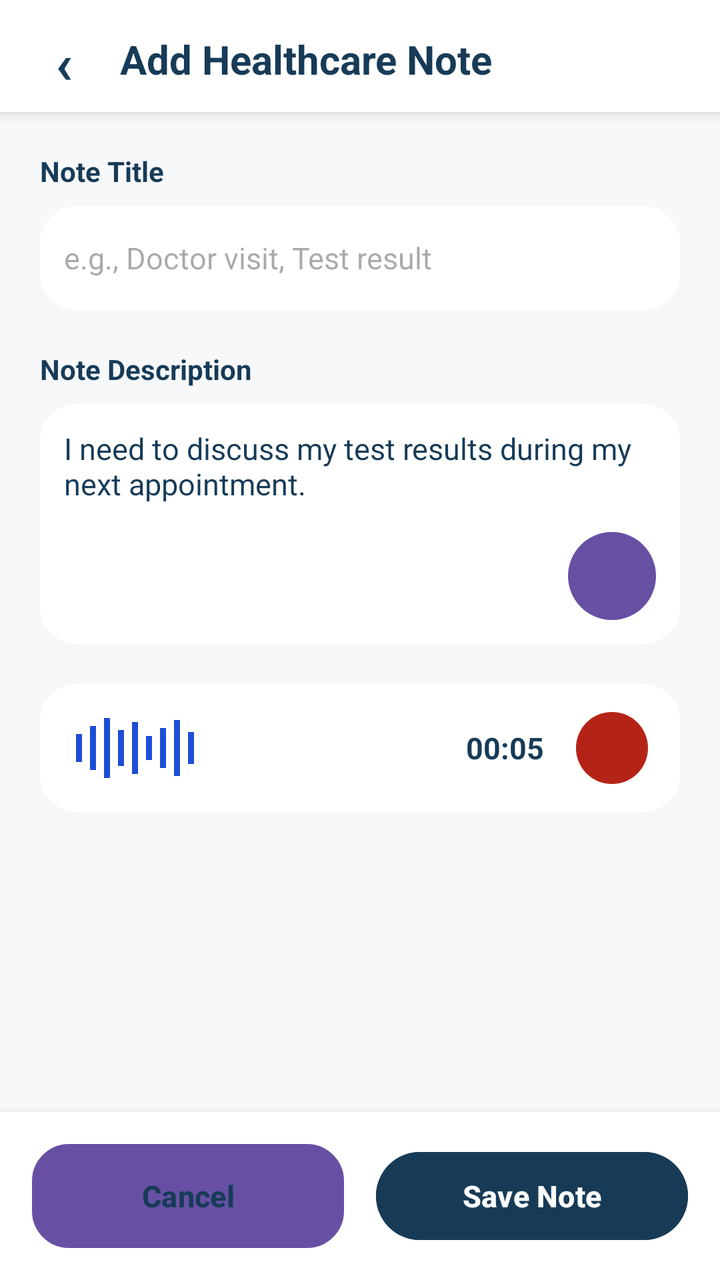
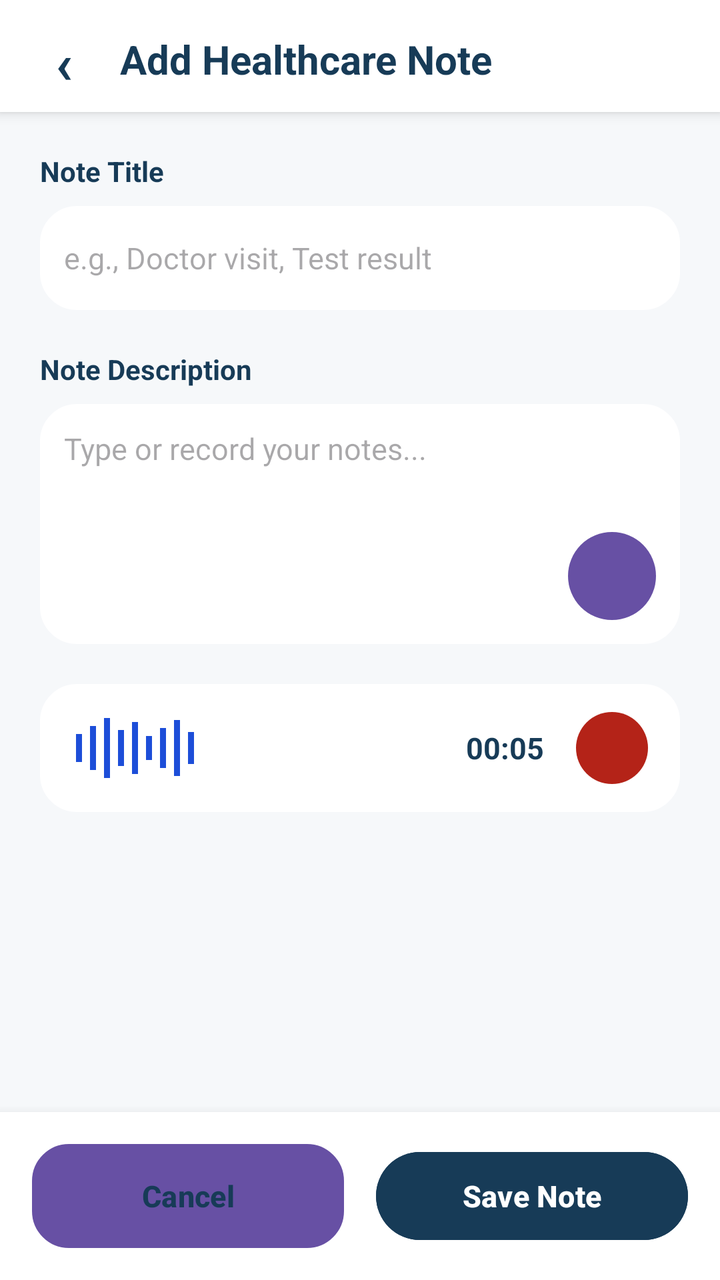

Screens rendered from an Android XML layout before and after an edit, with the pre-edit source and the edit as a unified diff.
<!-- AndroidManifest.xml: application theme Theme.CareBridge -->
<!-- res/layout/dialog_add_activity.xml -->
<?xml version="1.0" encoding="utf-8"?>
<LinearLayout xmlns:android="http://schemas.android.com/apk/res/android"
    android:layout_width="match_parent"
    android:layout_height="match_parent"
    android:background="#F6F8FA"
    android:orientation="vertical">

    
    <LinearLayout
        android:layout_width="match_parent"
        android:layout_height="56dp"
        android:background="#FFFFFF"
        android:elevation="4dp"
        android:gravity="center_vertical"
        android:orientation="horizontal"
        android:padding="16dp">

        <TextView
            android:id="@+id/cancelButtonTop"
            android:layout_width="32dp"
            android:layout_height="32dp"
            android:clickable="true"
            android:focusable="true"
            android:gravity="center"
            android:text="‹"
            android:textColor="#173B57"
            android:textSize="28sp"
            android:textStyle="bold" />

        <TextView
            android:layout_width="0dp"
            android:layout_height="wrap_content"
            android:layout_marginStart="12dp"
            android:layout_weight="1"
            android:text="Add Healthcare Note"
            android:textColor="#173B57"
            android:textSize="20sp"
            android:textStyle="bold" />
    </LinearLayout>

    <ScrollView
        android:layout_width="match_parent"
        android:layout_height="0dp"
        android:layout_weight="1"
        android:fillViewport="true">

        <LinearLayout
            android:layout_width="match_parent"
            android:layout_height="wrap_content"
            android:orientation="vertical"
            android:padding="20dp">

            
            <TextView
                android:layout_width="match_parent"
                android:layout_height="wrap_content"
                android:text="Note Title"
                android:textColor="#173B57"
                android:textStyle="bold" />

            <EditText
                android:id="@+id/titleInput"
                android:layout_width="match_parent"
                android:layout_height="52dp"
                android:layout_marginTop="8dp"
                android:background="@drawable/bg_card"
                android:backgroundTint="#FFFFFF"
                android:hint="e.g., Doctor visit, Test result"
                android:inputType="textCapSentences"
                android:padding="12dp"
                android:textColor="#173B57"
                android:textSize="15sp" />

            
            <TextView
                android:layout_width="match_parent"
                android:layout_height="wrap_content"
                android:layout_marginTop="20dp"
                android:text="Note Description"
                android:textColor="#173B57"
                android:textStyle="bold" />

            <FrameLayout
                android:layout_width="match_parent"
                android:layout_height="120dp"
                android:layout_marginTop="8dp"
                android:background="@drawable/bg_card"
                android:backgroundTint="#FFFFFF"
                android:padding="12dp">

                <EditText
                    android:id="@+id/descInput"
                    android:layout_width="match_parent"
                    android:layout_height="match_parent"
                    android:background="@android:color/transparent"
                    android:gravity="top|start"
                    android:hint="Type or record your notes..."
                    android:inputType="textMultiLine"
                    android:text="I need to discuss my test results during my next appointment."
                    android:textColor="#173B57"
                    android:textSize="15sp" />

                <Button
                    android:id="@+id/btnMic"
                    android:layout_width="44dp"
                    android:layout_height="44dp"
                    android:layout_gravity="bottom|end"
                    android:background="@drawable/bg_icon_circle"
                    android:backgroundTint="#1D4ED8"
                    android:text="🎙"
                    android:textColor="#FFFFFF"
                    android:textSize="18sp" />
            </FrameLayout>

            
            <LinearLayout
                android:layout_width="match_parent"
                android:layout_height="64dp"
                android:layout_marginTop="20dp"
                android:background="@drawable/bg_card"
                android:backgroundTint="#FFFFFF"
                android:gravity="center_vertical"
                android:orientation="horizontal"
                android:paddingHorizontal="16dp">

                
                <LinearLayout
                    android:layout_width="0dp"
                    android:layout_height="wrap_content"
                    android:layout_weight="1"
                    android:gravity="center_vertical"
                    android:orientation="horizontal">
                    <TextView android:layout_width="3dp" android:layout_height="14dp" android:layout_marginHorizontal="2dp" android:background="#1D4ED8"/>
                    <TextView android:layout_width="3dp" android:layout_height="22dp" android:layout_marginHorizontal="2dp" android:background="#1D4ED8"/>
                    <TextView android:layout_width="3dp" android:layout_height="30dp" android:layout_marginHorizontal="2dp" android:background="#1D4ED8"/>
                    <TextView android:layout_width="3dp" android:layout_height="18dp" android:layout_marginHorizontal="2dp" android:background="#1D4ED8"/>
                    <TextView android:layout_width="3dp" android:layout_height="26dp" android:layout_marginHorizontal="2dp" android:background="#1D4ED8"/>
                    <TextView android:layout_width="3dp" android:layout_height="12dp" android:layout_marginHorizontal="2dp" android:background="#1D4ED8"/>
                    <TextView android:layout_width="3dp" android:layout_height="20dp" android:layout_marginHorizontal="2dp" android:background="#1D4ED8"/>
                    <TextView android:layout_width="3dp" android:layout_height="28dp" android:layout_marginHorizontal="2dp" android:background="#1D4ED8"/>
                    <TextView android:layout_width="3dp" android:layout_height="16dp" android:layout_marginHorizontal="2dp" android:background="#1D4ED8"/>
                </LinearLayout>

                <TextView
                    android:layout_width="wrap_content"
                    android:layout_height="wrap_content"
                    android:layout_marginStart="16dp"
                    android:text="00:05"
                    android:textColor="#173B57"
                    android:textSize="15sp"
                    android:textStyle="bold" />

                <View
                    android:layout_width="36dp"
                    android:layout_height="36dp"
                    android:layout_marginStart="16dp"
                    android:background="@drawable/bg_icon_circle"
                    android:backgroundTint="#B42318" />
            </LinearLayout>

            
            <Spinner
                android:id="@+id/categorySpinner"
                android:layout_width="match_parent"
                android:layout_height="0dp"
                android:visibility="gone" />

            <EditText
                android:id="@+id/dateInput"
                android:layout_width="match_parent"
                android:layout_height="0dp"
                android:visibility="gone" />

        </LinearLayout>
    </ScrollView>

    
    <LinearLayout
        android:layout_width="match_parent"
        android:layout_height="wrap_content"
        android:background="#FFFFFF"
        android:elevation="8dp"
        android:orientation="horizontal"
        android:padding="16dp">

        <Button
            android:id="@+id/cancelButton"
            android:layout_width="0dp"
            android:layout_height="52dp"
            android:layout_marginEnd="8dp"
            android:layout_weight="1"
            android:background="@drawable/bg_card"
            android:backgroundTint="#FFFFFF"
            android:text="Cancel"
            android:textAllCaps="false"
            android:textColor="#173B57"
            android:textSize="15sp"
            android:textStyle="bold" />

        <Button
            android:id="@+id/saveButton"
            android:layout_width="0dp"
            android:layout_height="52dp"
            android:layout_marginStart="8dp"
            android:layout_weight="1"
            android:backgroundTint="#173B57"
            android:text="Save Note"
            android:textAllCaps="false"
            android:textColor="#FFFFFF"
            android:textSize="15sp"
            android:textStyle="bold" />
    </LinearLayout>

</LinearLayout>
<!-- resources referenced by this layout -->
<resources>
  <!-- drawable bg_card (drawable) -->
  <?xml version="1.0" encoding="utf-8"?>
  <shape xmlns:android="http://schemas.android.com/apk/res/android">
      <solid android:color="@color/white" />
      <corners android:radius="18dp" />
      <stroke
          android:width="1dp"
          android:color="@color/border" />
  </shape>
  <!-- drawable bg_icon_circle (drawable) -->
  <?xml version="1.0" encoding="utf-8"?>
  <shape xmlns:android="http://schemas.android.com/apk/res/android"
      android:shape="oval">
      <solid android:color="@color/mint" />
  </shape>
  <style name="Theme.CareBridge" parent="Base.Theme.CareBridge" />
  <color name="white">#FFFFFF</color>
  <color name="border">#DCE5EA</color>
  <color name="mint">#E8F5F2</color>
  <style name="Base.Theme.CareBridge" parent="Theme.Material3.DayNight.NoActionBar">
          
          
      </style>
</resources>

<!-- the commit's change to res/layout/dialog_add_activity.xml (unified diff, before → after) -->
@@ -96,7 +96,6 @@
                     android:gravity="top|start"
                     android:hint="Type or record your notes..."
                     android:inputType="textMultiLine"
-                    android:text="I need to discuss my test results during my next appointment."
                     android:textColor="#173B57"
                     android:textSize="15sp" />
 
